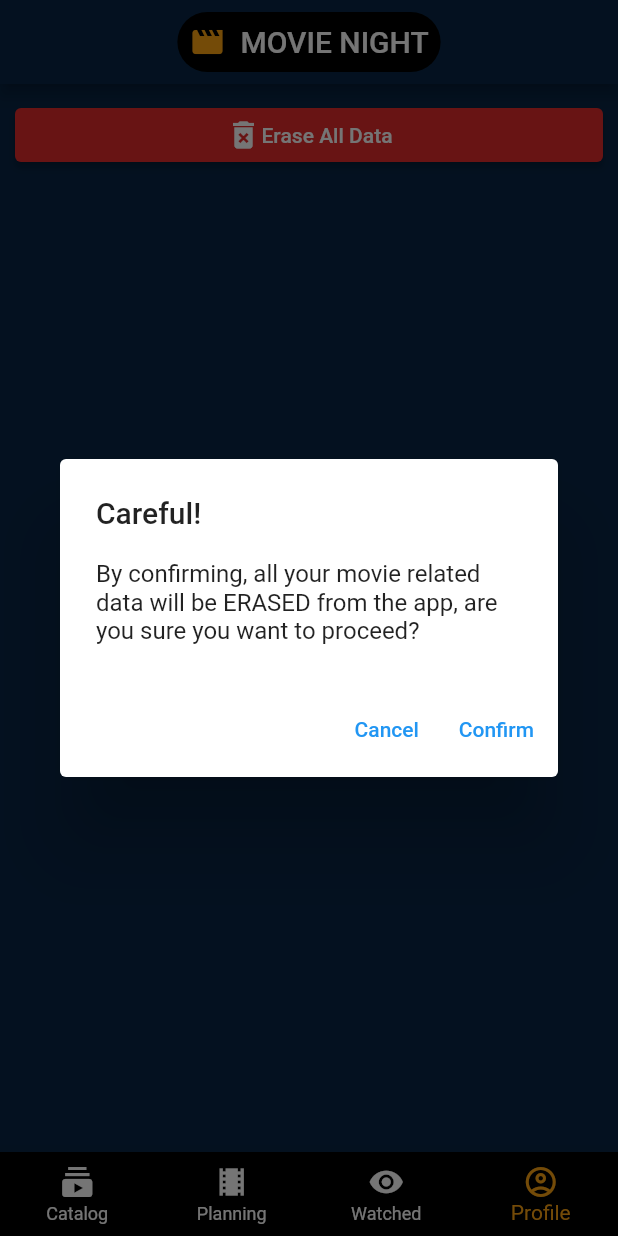
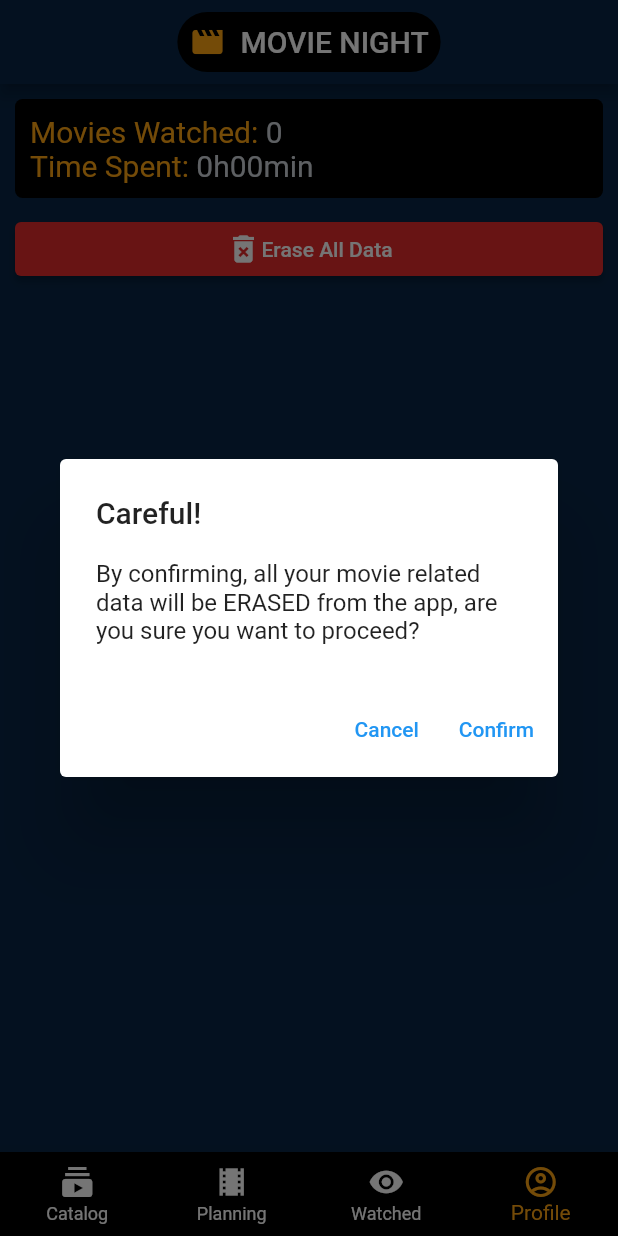
Before and after one commit to Gaudiot/MovieNight, a Flutter app: the screen it shows after launch, item 4 of the bottom bar chosen, after a tap on "Erase All Data", on a phone screen of 412 x 824 dp. Run offline on Flutter 3.47's test engine with Material 2 defaults, Android fonts, the phone set to English and light mode, and no system bars; our stand-ins replace dio, shared_preferences.

Commit message:
added time info to profile page

```diff
--- a/lib/repositories/local_storage.dart
+++ b/lib/repositories/local_storage.dart
@@ -1,16 +1,16 @@
 import 'package:shared_preferences/shared_preferences.dart';
+
+const String storagePrefix = "@MovieNight/";
 
 class LocalStorage{
   //BOOL--------------------------------------------------------------------------------------------------------------
   static Future<bool> setBool(String key, bool value) async{
-    const String storagePrefix = "@MovieNight/";
     SharedPreferences prefs = await SharedPreferences.getInstance();
 
     return prefs.setBool("$storagePrefix$key", value);
   }
 
   static Future<bool> getBool(String key) async{
-    const String storagePrefix = "@MovieNight/";
     SharedPreferences prefs = await SharedPreferences.getInstance();
 
     return prefs.getBool("$storagePrefix$key") ?? false;
@@ -18,14 +18,12 @@ class LocalStorage{
 
   //DOUBLE--------------------------------------------------------------------------------------------------------------
   static Future<bool> setDouble(String key, double value) async{
-    const String storagePrefix = "@MovieNight/";
     SharedPreferences prefs = await SharedPreferences.getInstance();
 
     return prefs.setDouble("$storagePrefix$key", value);
   }
 
   static Future<double> getDouble(String key) async{
-    const String storagePrefix = "@MovieNight/";
     SharedPreferences prefs = await SharedPreferences.getInstance();
 
     return prefs.getDouble("$storagePrefix$key") ?? 0;
@@ -33,14 +31,12 @@ class LocalStorage{
 
   //INT--------------------------------------------------------------------------------------------------------------
   static Future<bool> setInt(String key, int value) async{
-    const String storagePrefix = "@MovieNight/";
     SharedPreferences prefs = await SharedPreferences.getInstance();
 
     return prefs.setInt("$storagePrefix$key", value);
   }
 
   static Future<int> getInt(String key) async{
-    const String storagePrefix = "@MovieNight/";
     SharedPreferences prefs = await SharedPreferences.getInstance();
 
     return prefs.getInt("$storagePrefix$key") ?? 0;
@@ -48,14 +44,12 @@ class LocalStorage{
 
   //STRING--------------------------------------------------------------------------------------------------------------
   static Future<bool> setString(String key, String value) async{
-    const String storagePrefix = "@MovieNight/";
     SharedPreferences prefs = await SharedPreferences.getInstance();
 
     return prefs.setString("$storagePrefix$key", value);
   }
 
   static Future<String> getString(String key) async{
-    const String storagePrefix = "@MovieNight/";
     SharedPreferences prefs = await SharedPreferences.getInstance();
 
     return prefs.getString("$storagePrefix$key") ?? "";
@@ -63,21 +57,18 @@ class LocalStorage{
 
   //STRING LIST--------------------------------------------------------------------------------------------------------------
   static Future<bool> setStringList(String key, List<String> value) async{
-    const String storagePrefix = "@MovieNight/";
     SharedPreferences prefs = await SharedPreferences.getInstance();
 
     return prefs.setStringList("$storagePrefix$key", value);
   }
 
   static Future<List<String>> getStringList(String key) async{
-    const String storagePrefix = "@MovieNight/";
     SharedPreferences prefs = await SharedPreferences.getInstance();
 
     return prefs.getStringList("$storagePrefix$key") ?? [];
   }
 
   static Future<bool> keyExists(String key) async{
-    const String storagePrefix = "@MovieNight/";
     SharedPreferences prefs = await SharedPreferences.getInstance();
 
     Set<String> keys = prefs.getKeys();
--- a/lib/routes/dashboard/subroutes/catalog_route/catalog.dart
+++ b/lib/routes/dashboard/subroutes/catalog_route/catalog.dart
@@ -34,9 +34,9 @@ class _CatalogState extends State<Catalog> {
   }
 
   Future<void> cleanCache() async{
-    SharedPreferences _prefs = await SharedPreferences.getInstance();
+    SharedPreferences prefs = await SharedPreferences.getInstance();
 
-    await _prefs.setStringList("@MovieNight/movies", []);
+    await prefs.setStringList("@MovieNight/movies", []);
 
     ScaffoldMessenger.of(context).showSnackBar(const SnackBar(
       content: Text("Clear Cache"),
--- /dev/null
+++ b/lib/routes/dashboard/subroutes/profile_route/components/time_info.dart
@@ -0,0 +1,81 @@
+import 'package:flutter/material.dart';
+import 'package:movie_night/entities/movie.dart';
+import 'package:movie_night/repositories/movies_db/movies_repository.dart';
+import 'package:movie_night/shared/app_colors.dart';
+import 'package:movie_night/utils/time_formatter.dart';
+
+class TimeInfo extends StatelessWidget{
+  const TimeInfo({super.key});
+
+  Future<Map<String, int>> info() async{
+    List<Movie> movies = await MoviesRepository.findMoviesWhere(watched: true);
+
+    int moviesSize = movies.length;
+    int moviesTotalTime = movies.fold<int>(0, (previousValue, movie) => previousValue + movie.runtime);
+
+    Map<String, int> teste = {
+      "quantity": moviesSize,
+      "totalTime": moviesTotalTime
+    };
+
+    return teste;
+  }
+
+  @override
+  Widget build(BuildContext context) {
+    return Container(
+      margin: const EdgeInsets.symmetric(vertical: 10.0),
+      padding: const EdgeInsets.all(10.0),
+      decoration: const BoxDecoration(
+        color: AppColors.black,
+        borderRadius: BorderRadius.all(Radius.circular(5.0))
+      ),
+      child: FutureBuilder(
+        future: info(),
+        builder: (context, snapshot) {
+          if(snapshot.connectionState == ConnectionState.waiting){
+            return const Center(child: CircularProgressIndicator());
+          }
+          if(snapshot.hasError){
+            return const Text("Error");
+          }
+
+          Map<String, int> movies = snapshot.requireData;
+
+          String moviesWatched = movies['quantity'].toString();
+          String timeSpent = timeFormatter(movies['totalTime'] ?? 0);
+
+          return Column(
+            children: [
+              _TimeField("Movies Watched: ", moviesWatched),
+              _TimeField("Time Spent: ", timeSpent)
+            ],
+          );
+        },
+      ),
+    );
+  }
+}
+
+class _TimeField extends StatelessWidget{
+  final String title;
+  final String info;
+
+  const _TimeField(this.title, this.info);
+
+  @override
+  Widget build(BuildContext context) {
+    return Row(
+      children: [
+        Text(
+          title,
+          style: const TextStyle(color: AppColors.yellow, fontSize: 20),
+        ),
+        Text(
+          info,
+          style: const TextStyle(color: AppColors.gray, fontSize: 20),
+        ),
+      ],
+    );
+  }
+}
--- a/lib/routes/dashboard/subroutes/profile_route/profile.dart
+++ b/lib/routes/dashboard/subroutes/profile_route/profile.dart
@@ -1,5 +1,6 @@
 import 'package:flutter/material.dart';
 import 'package:movie_night/repositories/movies_db/movies_repository.dart';
+import 'package:movie_night/routes/dashboard/subroutes/profile_route/components/time_info.dart';
 import 'package:movie_night/shared/app_colors.dart';
 
 class Profile extends StatelessWidget {
@@ -7,23 +8,22 @@ class Profile extends StatelessWidget {
 
   @override
   Widget build(BuildContext context) {
-    return Padding(
-      padding: const EdgeInsets.symmetric(vertical: 10.0),
-      child: Column(
+    return Column(
       crossAxisAlignment: CrossAxisAlignment.stretch,
       children: [
+        const TimeInfo(),
         _ErasaDataButton()
       ],
-      ),
     );
   }
 }
 
+
+class _ErasaDataButton extends StatelessWidget{
   Future<void> _eraseMovieData() async{
       await MoviesRepository.dropMovies();
   }
 
-class _ErasaDataButton extends StatelessWidget{
   @override
   Widget build(BuildContext context) {
     return ElevatedButton(
--- a/lib/utils/time_formatter.dart
+++ b/lib/utils/time_formatter.dart
@@ -1,6 +1,28 @@
 String timeFormatter(int timeInMinutes){
-  int hours = (timeInMinutes/60).floor();
-  String minutes = (timeInMinutes%60).toString().padLeft(2, '0');
+  int years = timeInMinutes ~/ (365*24*60);
+  timeInMinutes = timeInMinutes%(365*24*60);
 
-  return '${hours}h${minutes}min';
+  int days = timeInMinutes ~/ (24*60);
+  timeInMinutes = timeInMinutes%(24*60);
+
+  int hours = timeInMinutes ~/ (60);
+  timeInMinutes = timeInMinutes%(60);
+
+  int minutes = timeInMinutes;
+
+  String result = "";
+  if(years > 0){
+    result += "${years}y ";
+  }
+  if(years > 0 || days > 0){
+    result += "${days}d ";
+  }
+  if(years > 0 || days > 0) {
+    result += "${("$hours").padLeft(2, '0')}h ";
+  } else {
+    result += "${hours}h";
+  }
+  result += "${"$minutes".padLeft(2, '0')}min";
+
+  return result;
 }
```
Lines whose indentation alone changed are shown as unchanged.
